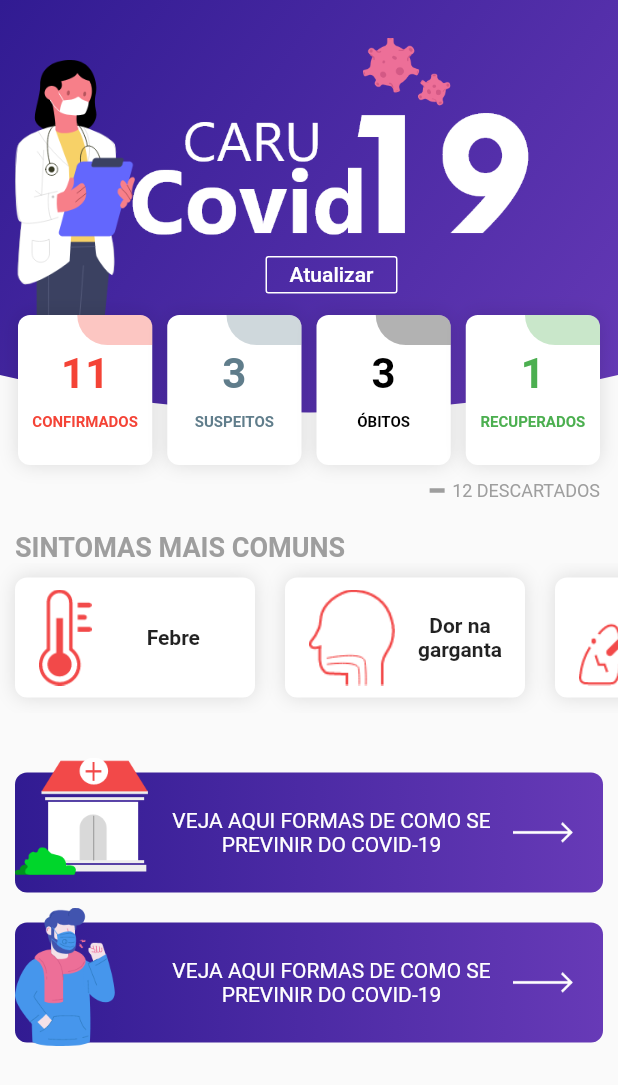
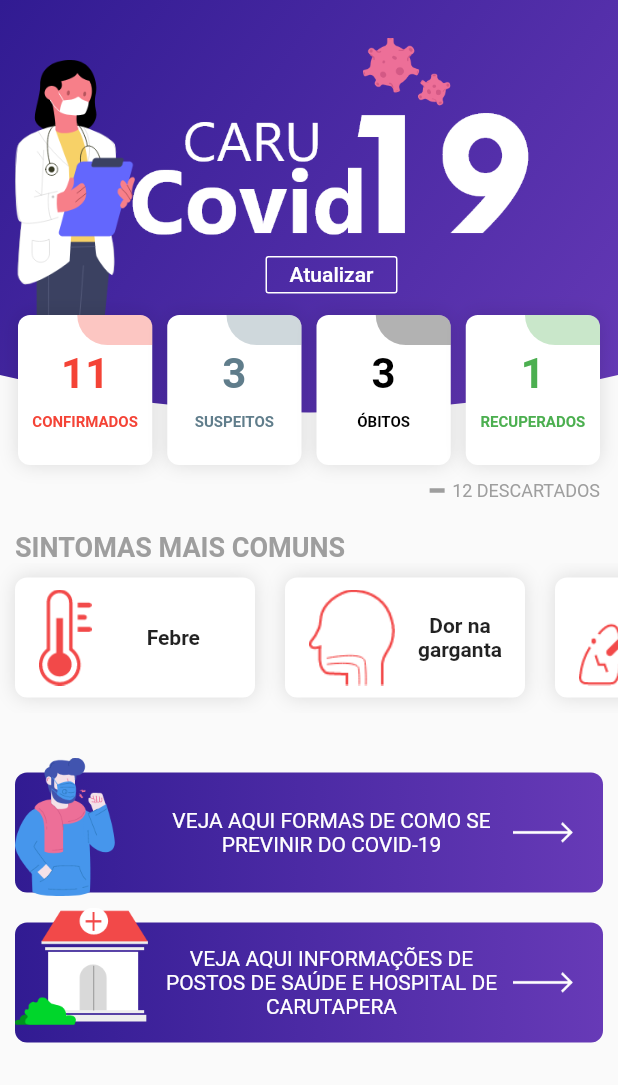
Before and after one commit to michaelmartins09/caru_covid_flutter, a Flutter app: the screen it shows after launch, on a phone screen of 412 x 824 dp. Shown: the top 1085 px of the screen. Run offline on Flutter 3.47's test engine with Material 2 defaults, Android fonts, the phone set to English and light mode, and no system bars.

Commit message:
changed: title from 2th button from home page

```diff
--- a/lib/app/pages/home/home_page.dart
+++ b/lib/app/pages/home/home_page.dart
@@ -137,14 +137,14 @@ class _HomePageState extends State<HomePage> {
                 children: <Widget>[
                   ButtonCustom(
                     title: "Veja aqui formas de como se previnir do Covid-19",
-                    pathImage: pathClinic,
+                    pathImage: pathPersonMask,
                     onPressed: (){
 
                     }
                   ),
                   ButtonCustom(
-                    title: "Veja aqui formas de como se previnir do Covid-19",
-                    pathImage: pathPersonMask,
+                    title: "Veja aqui informações de postos de saúde e hospital de Carutapera",
+                    pathImage: pathClinic,
                     onPressed: (){
 
                     }
```
